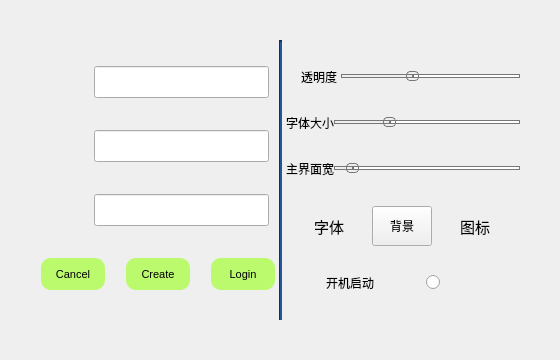
This is deltaNote_client_new/client/ui/setting/login.ui in delta1037/deltaNote as Qt 5 draws it before an edit. The edited form follows.
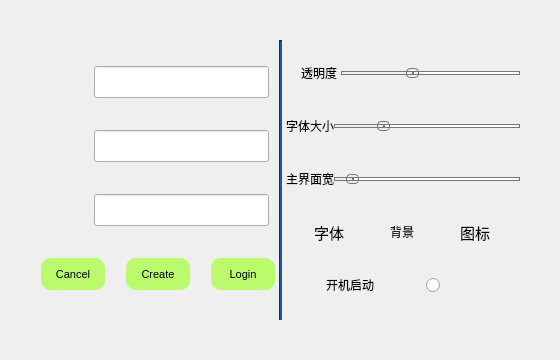
This is the edited form. Icons and pictures are not drawn.

What changed in the file:
```diff
--- a/deltaNote_client_new/client/ui/setting/login.ui
+++ b/deltaNote_client_new/client/ui/setting/login.ui
@@ -489,6 +489,12 @@
          </item>
          <item>
           <widget class="QSlider" name="transparent">
+           <property name="minimumSize">
+            <size>
+             <width>0</width>
+             <height>40</height>
+            </size>
+           </property>
            <property name="cursor">
             <cursorShape>PointingHandCursor</cursorShape>
            </property>
@@ -590,6 +596,12 @@
          </item>
          <item>
           <widget class="QSlider" name="fontSizeSlider">
+           <property name="minimumSize">
+            <size>
+             <width>0</width>
+             <height>40</height>
+            </size>
+           </property>
            <property name="cursor">
             <cursorShape>PointingHandCursor</cursorShape>
            </property>
@@ -651,19 +663,22 @@
 }</string>
            </property>
            <property name="minimum">
-            <number>9</number>
+            <number>12</number>
            </property>
            <property name="maximum">
-            <number>16</number>
+            <number>24</number>
+           </property>
+           <property name="singleStep">
+            <number>2</number>
            </property>
            <property name="pageStep">
-            <number>1</number>
+            <number>2</number>
            </property>
            <property name="value">
-            <number>11</number>
+            <number>15</number>
            </property>
            <property name="sliderPosition">
-            <number>11</number>
+            <number>15</number>
            </property>
            <property name="orientation">
             <enum>Qt::Horizontal</enum>
@@ -688,6 +703,12 @@
          </item>
          <item>
           <widget class="QSlider" name="mainWinWidthSlider">
+           <property name="minimumSize">
+            <size>
+             <width>0</width>
+             <height>40</height>
+            </size>
+           </property>
            <property name="cursor">
             <cursorShape>PointingHandCursor</cursorShape>
            </property>
@@ -789,8 +810,7 @@
             <cursorShape>PointingHandCursor</cursorShape>
            </property>
            <property name="styleSheet">
-            <string notr="true">border-radius:3px;
-</string>
+            <string notr="true">border-radius:10px;</string>
            </property>
            <property name="text">
             <string>字体</string>
@@ -814,6 +834,9 @@
              <height>40</height>
             </size>
            </property>
+           <property name="styleSheet">
+            <string notr="true">border-radius:10px;</string>
+           </property>
            <property name="text">
             <string>背景</string>
            </property>
@@ -845,7 +868,7 @@
             <cursorShape>PointingHandCursor</cursorShape>
            </property>
            <property name="styleSheet">
-            <string notr="true">border-radius:3px;</string>
+            <string notr="true">border-radius:10px;</string>
            </property>
            <property name="text">
             <string>图标</string>
@@ -880,9 +903,24 @@
          </item>
          <item>
           <widget class="QRadioButton" name="radioButton">
+           <property name="minimumSize">
+            <size>
+             <width>0</width>
+             <height>40</height>
+            </size>
+           </property>
+           <property name="focusPolicy">
+            <enum>Qt::StrongFocus</enum>
+           </property>
+           <property name="contextMenuPolicy">
+            <enum>Qt::NoContextMenu</enum>
+           </property>
            <property name="layoutDirection">
             <enum>Qt::RightToLeft</enum>
            </property>
+           <property name="autoFillBackground">
+            <bool>false</bool>
+           </property>
            <property name="text">
             <string/>
            </property>
```
Left out of the diff: 10 changed lines with no effect on the pictures.
